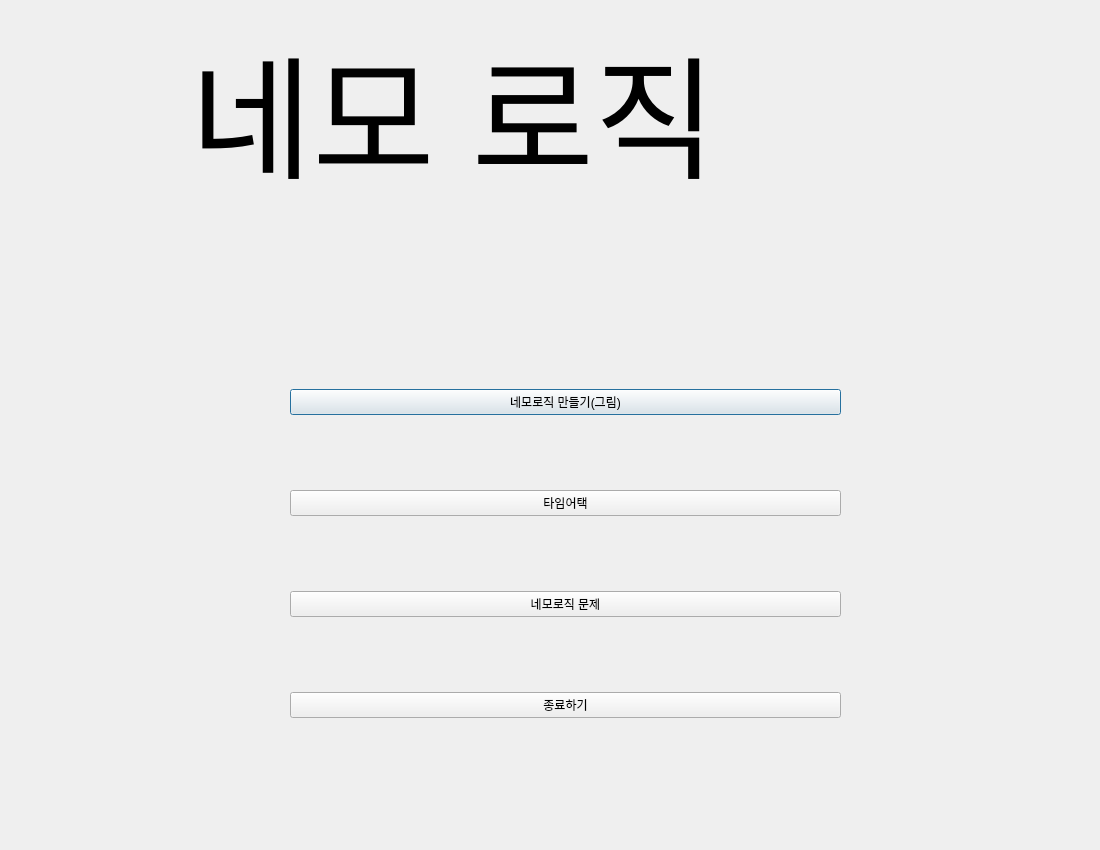
Qt form ui/홈화면.ui (myoseo/team-project) before a commit.
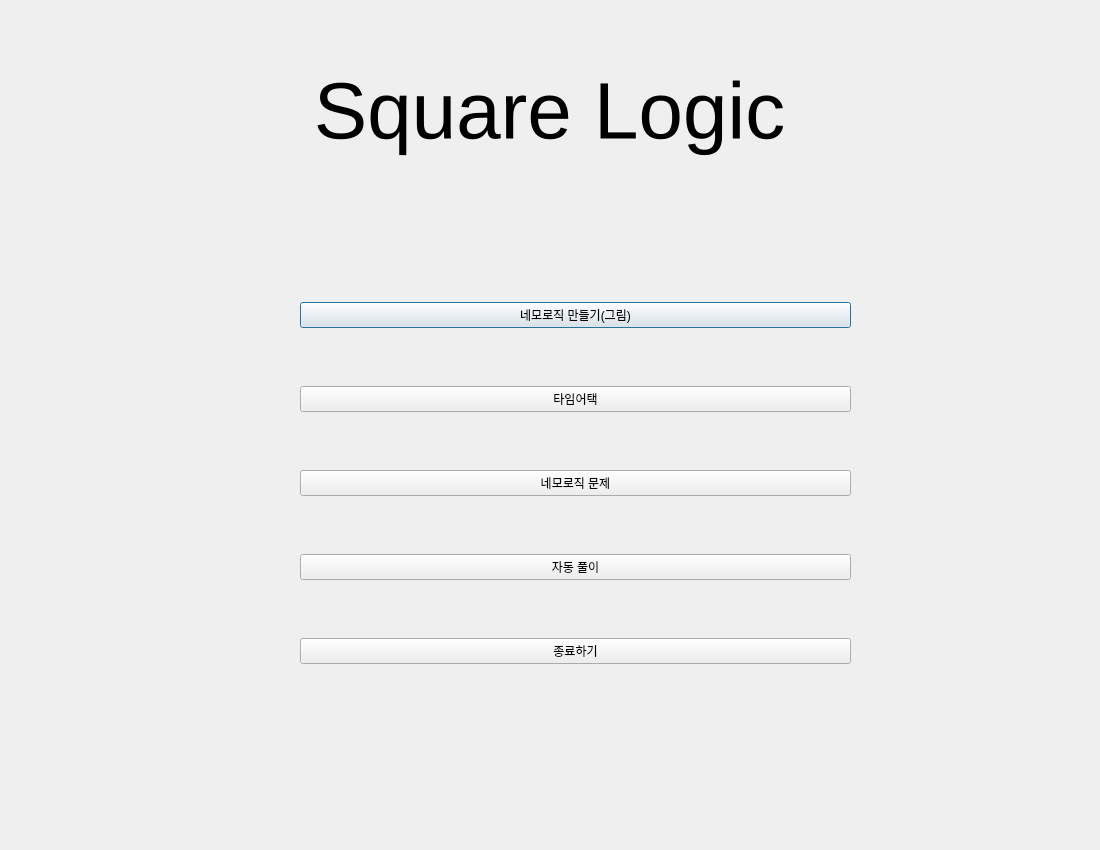
The same form after that commit.

The edit to the form file:
```diff
--- a/ui/홈화면.ui
+++ b/ui/홈화면.ui
@@ -16,8 +16,8 @@
   <widget class="QWidget" name="verticalLayoutWidget">
    <property name="geometry">
     <rect>
-     <x>290</x>
-     <y>320</y>
+     <x>300</x>
+     <y>250</y>
      <width>551</width>
      <height>471</height>
     </rect>
@@ -47,6 +47,13 @@
     <item>
      <widget class="QPushButton" name="pushButton4">
       <property name="text">
+       <string>자동 풀이</string>
+      </property>
+     </widget>
+    </item>
+    <item>
+     <widget class="QPushButton" name="pushButton5">
+      <property name="text">
        <string>종료하기</string>
       </property>
      </widget>
@@ -56,19 +63,22 @@
   <widget class="QLabel" name="label">
    <property name="geometry">
     <rect>
-     <x>190</x>
+     <x>9</x>
      <y>20</y>
-     <width>720</width>
+     <width>1081</width>
      <height>181</height>
     </rect>
    </property>
    <property name="font">
     <font>
-     <pointsize>100</pointsize>
+     <pointsize>60</pointsize>
     </font>
    </property>
    <property name="text">
-    <string>네모 로직</string>
+    <string>Square Logic</string>
+   </property>
+   <property name="alignment">
+    <set>Qt::AlignCenter</set>
    </property>
   </widget>
  </widget>
```
